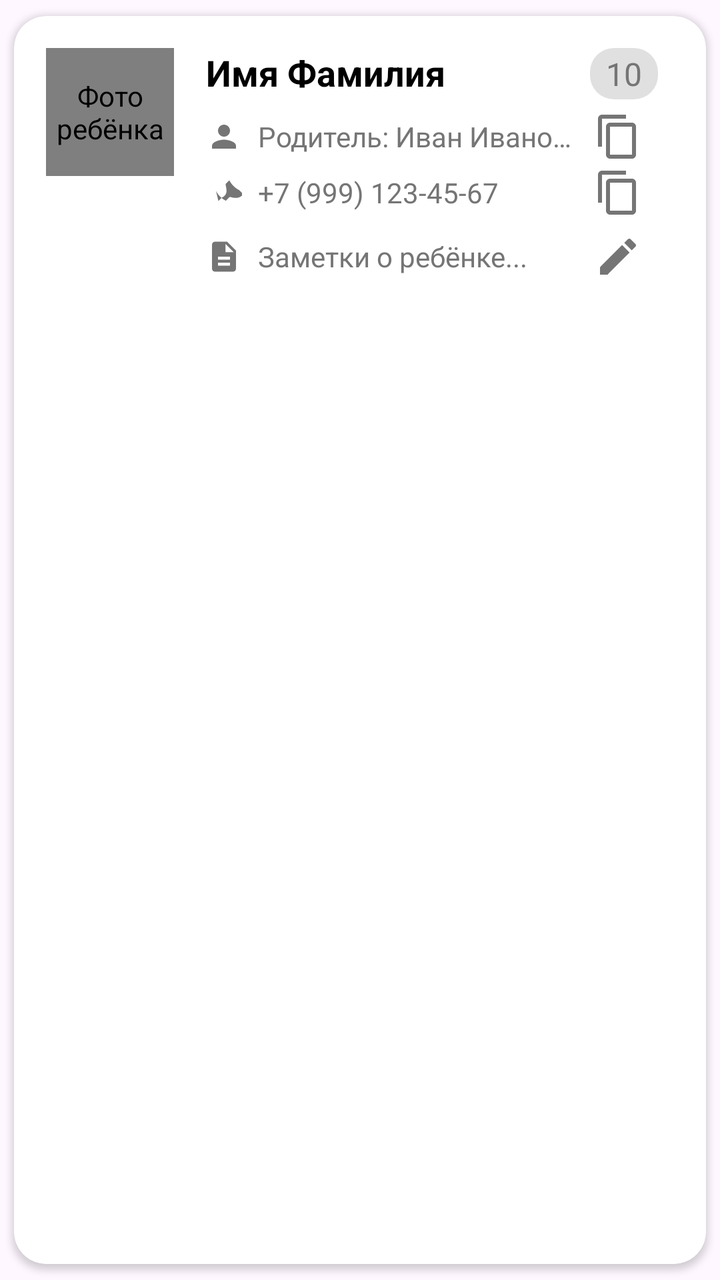
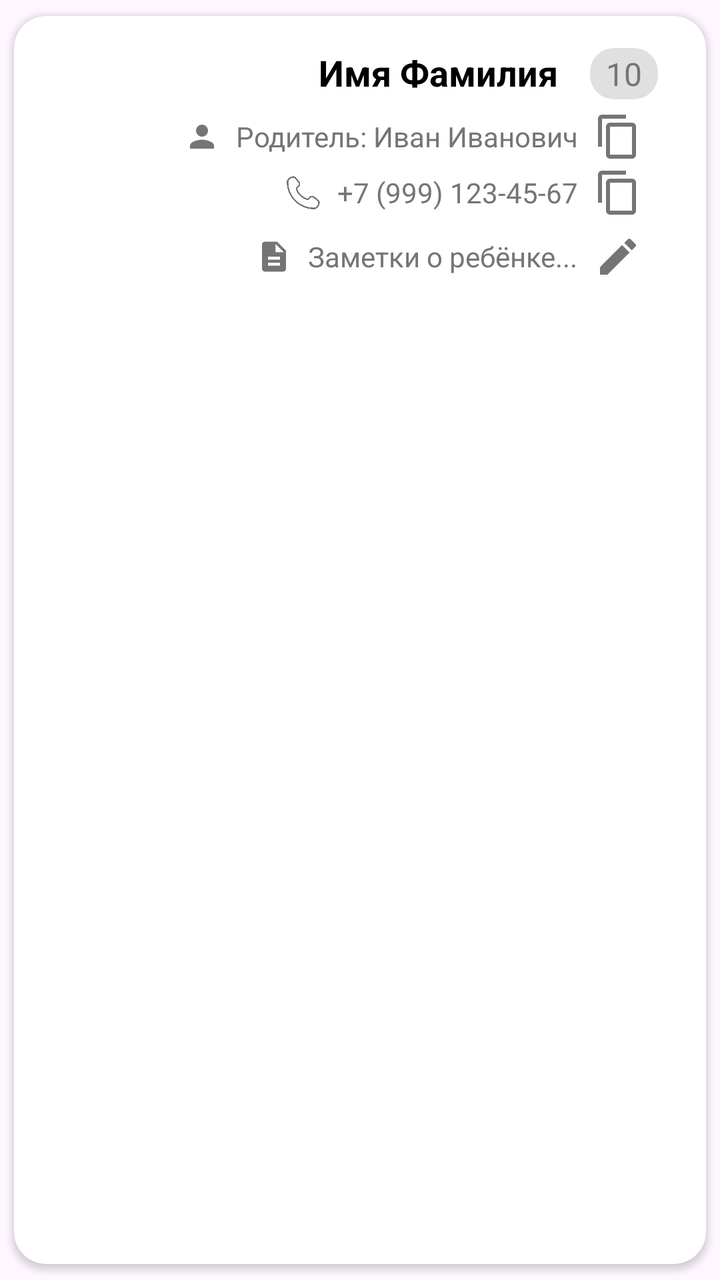

An Android layout rendered at two revisions. The XML below is the earlier revision; the diff shows what the commit changed to produce the second picture.
<!-- AndroidManifest.xml: application theme Theme.CAMPUS -->
<!-- res/layout/item_child_card.xml -->
<?xml version="1.0" encoding="utf-8"?>
<androidx.cardview.widget.CardView
    xmlns:android="http://schemas.android.com/apk/res/android"
    xmlns:app="http://schemas.android.com/apk/res-auto"
    android:layout_width="match_parent"
    android:layout_height="wrap_content"
    android:layout_marginBottom="12dp"
    app:cardCornerRadius="16dp"
    app:cardElevation="2dp"
    app:cardUseCompatPadding="true">

    <androidx.constraintlayout.widget.ConstraintLayout
        android:layout_width="match_parent"
        android:layout_height="wrap_content"
        android:padding="16dp">

        
        <de.hdodenhof.circleimageview.CircleImageView
            android:id="@+id/iv_child_photo"
            android:layout_width="64dp"
            android:layout_height="64dp"
            android:src="@drawable/ic_child_placeholder"
            android:contentDescription="Фото ребёнка"
            app:layout_constraintTop_toTopOf="parent"
            app:layout_constraintStart_toStartOf="parent"/>

        
        <TextView
            android:id="@+id/tv_child_name"
            android:layout_width="0dp"
            android:layout_height="wrap_content"
            android:layout_marginStart="16dp"
            android:layout_marginEnd="16dp"
            android:text="Имя Фамилия"
            android:textSize="18sp"
            android:textStyle="bold"
            android:textColor="@android:color/black"
            android:ellipsize="end"
            android:maxLines="1"
            app:layout_constraintTop_toTopOf="parent"
            app:layout_constraintStart_toEndOf="@id/iv_child_photo"
            app:layout_constraintEnd_toStartOf="@id/tv_child_age"/>

        
        <TextView
            android:id="@+id/tv_child_age"
            android:layout_width="wrap_content"
            android:layout_height="wrap_content"
            android:layout_marginEnd="8dp"
            android:text="10"
            android:textSize="16sp"
            android:textColor="#757575"
            android:background="@drawable/bg_age_badge"
            android:paddingHorizontal="8dp"
            android:paddingVertical="2dp"
            android:gravity="center"
            app:layout_constraintTop_toTopOf="parent"
            app:layout_constraintEnd_toEndOf="parent"/>

        
        <LinearLayout
            android:id="@+id/ll_parent_name"
            android:layout_width="0dp"
            android:layout_height="wrap_content"
            android:layout_marginTop="8dp"
            android:layout_marginStart="16dp"
            android:layout_marginEnd="16dp"
            android:orientation="horizontal"
            android:gravity="center_vertical"
            app:layout_constraintTop_toBottomOf="@id/tv_child_name"
            app:layout_constraintStart_toEndOf="@id/iv_child_photo"
            app:layout_constraintEnd_toEndOf="parent">

            <ImageView
                android:layout_width="18dp"
                android:layout_height="18dp"
                android:src="@drawable/ic_person_placeholder"
                app:tint="#757575"
                android:contentDescription=""/>

            <TextView
                android:id="@+id/tv_parent_name"
                android:layout_width="0dp"
                android:layout_height="wrap_content"
                android:layout_weight="1"
                android:layout_marginStart="8dp"
                android:text="Родитель: Иван Иванович"
                android:textSize="14sp"
                android:textColor="#757575"
                android:ellipsize="end"
                android:maxLines="1"/>

            <ImageView
                android:id="@+id/iv_copy_parent_name"
                android:layout_width="24dp"
                android:layout_height="24dp"
                android:layout_marginStart="8dp"
                android:src="@drawable/ic_copy"
                app:tint="#757575"
                android:contentDescription="Скопировать имя родителя"/>

        </LinearLayout>

        
        <LinearLayout
            android:id="@+id/ll_parent_phone"
            android:layout_width="0dp"
            android:layout_height="wrap_content"
            android:layout_marginTop="4dp"
            android:layout_marginStart="16dp"
            android:layout_marginEnd="16dp"
            android:orientation="horizontal"
            android:gravity="center_vertical"
            app:layout_constraintTop_toBottomOf="@id/ll_parent_name"
            app:layout_constraintStart_toEndOf="@id/iv_child_photo"
            app:layout_constraintEnd_toEndOf="parent">

            <ImageView
                android:layout_width="18dp"
                android:layout_height="18dp"
                android:src="@drawable/ic_phone"
                app:tint="#757575"
                android:contentDescription=""/>

            <TextView
                android:id="@+id/tv_parent_phone"
                android:layout_width="0dp"
                android:layout_height="wrap_content"
                android:layout_weight="1"
                android:layout_marginStart="8dp"
                android:text="+7 (999) 123-45-67"
                android:textSize="14sp"
                android:textColor="#757575"
                android:ellipsize="end"
                android:maxLines="1"/>

            <ImageView
                android:id="@+id/iv_copy_parent_phone"
                android:layout_width="24dp"
                android:layout_height="24dp"
                android:layout_marginStart="8dp"
                android:src="@drawable/ic_copy"
                app:tint="#757575"
                android:contentDescription="Скопировать телефон родителя"/>

        </LinearLayout>

        
        <com.google.android.material.chip.ChipGroup
            android:id="@+id/cg_tags"
            android:layout_width="0dp"
            android:layout_height="wrap_content"
            android:layout_marginTop="8dp"
            android:layout_marginStart="16dp"
            android:layout_marginEnd="16dp"
            android:visibility="gone"
            app:singleLine="false"
            app:layout_constraintTop_toBottomOf="@id/ll_parent_phone"
            app:layout_constraintStart_toEndOf="@id/iv_child_photo"
            app:layout_constraintEnd_toEndOf="parent"/>

        
        <LinearLayout
            android:id="@+id/ll_notes"
            android:layout_width="0dp"
            android:layout_height="wrap_content"
            android:layout_marginTop="8dp"
            android:layout_marginStart="16dp"
            android:layout_marginEnd="16dp"
            android:layout_marginBottom="8dp"
            android:orientation="horizontal"
            android:gravity="center_vertical"
            app:layout_constraintTop_toBottomOf="@id/cg_tags"
            app:layout_constraintStart_toEndOf="@id/iv_child_photo"
            app:layout_constraintEnd_toEndOf="parent"
            app:layout_constraintBottom_toBottomOf="parent">

            <ImageView
                android:layout_width="18dp"
                android:layout_height="18dp"
                android:src="@drawable/ic_notes"
                app:tint="#757575"
                android:contentDescription=""/>

            <TextView
                android:id="@+id/tv_notes"
                android:layout_width="0dp"
                android:layout_height="wrap_content"
                android:layout_weight="1"
                android:layout_marginStart="8dp"
                android:text="Заметки о ребёнке..."
                android:textSize="14sp"
                android:textColor="#757575"
                android:ellipsize="end"
                android:maxLines="2"/>

            <ImageView
                android:id="@+id/iv_edit_notes"
                android:layout_width="24dp"
                android:layout_height="24dp"
                android:layout_marginStart="8dp"
                android:src="@drawable/ic_edit"
                app:tint="#757575"
                android:contentDescription="Редактировать заметки"/>

        </LinearLayout>

    </androidx.constraintlayout.widget.ConstraintLayout>

</androidx.cardview.widget.CardView>
<!-- resources referenced by this layout -->
<resources>
  <!-- drawable bg_age_badge (drawable) -->
  <?xml version="1.0" encoding="utf-8"?>
  <shape xmlns:android="http://schemas.android.com/apk/res/android"
      android:shape="rectangle">
      <solid android:color="#E0E0E0"/>
      <corners android:radius="12dp"/>
      <padding
          android:left="8dp"
          android:top="2dp"
          android:right="8dp"
          android:bottom="2dp"/>
  </shape>
  <!-- drawable ic_child_placeholder (drawable) -->
  <?xml version="1.0" encoding="utf-8"?>
  <vector xmlns:android="http://schemas.android.com/apk/res/android"
      android:width="64dp"
      android:height="64dp"
      android:viewportWidth="24"
      android:viewportHeight="24"
      android:tint="#9E9E9E">
      <path
          android:fillColor="@android:color/white"
          android:pathData="M12,12c2.21,0 4,-1.79 4,-4s-1.79,-4 -4,-4 -4,1.79 -4,4 1.79,4 4,4zm0,2c-2.67,0 -8,1.34 -8,4v2h16v-2c0,-2.66 -5.33,-4 -8,-4z"/>
  </vector>
  <!-- drawable ic_copy (drawable) -->
  <?xml version="1.0" encoding="utf-8"?>
  <vector xmlns:android="http://schemas.android.com/apk/res/android"
      android:width="24dp"
      android:height="24dp"
      android:viewportWidth="24"
      android:viewportHeight="24"
      android:tint="#757575">
      <path
          android:fillColor="@android:color/white"
          android:pathData="M16,1H4c-1.1,0 -2,0.9 -2,2v14h2V3h12V1zm3,4H8c-1.1,0 -2,0.9 -2,2v14c0,1.1 0.9,2 2,2h11c1.1,0 2,-0.9 2,-2V7c0,-1.1 -0.9,-2 -2,-2zm0,16H8V7h11v14z"/>
  </vector>
  <!-- drawable ic_notes (drawable) -->
  <?xml version="1.0" encoding="utf-8"?>
  <vector xmlns:android="http://schemas.android.com/apk/res/android"
      android:width="24dp"
      android:height="24dp"
      android:viewportWidth="24"
      android:viewportHeight="24"
      android:tint="#757575">
      <path
          android:fillColor="@android:color/white"
          android:pathData="M14,2H6c-1.1,0 -1.99,0.9 -1.99,2L4,20c0,1.1 0.89,2 1.99,2H18c1.1,0 2,-0.9 2,-2V8l-6,-6zm2,16H8v-2h8v2zm0,-4H8v-2h8v2zm-3,-5V3.5L18.5,9H13z"/>
  </vector>
  <!-- drawable ic_person_placeholder (drawable) -->
  <?xml version="1.0" encoding="utf-8"?>
  <vector xmlns:android="http://schemas.android.com/apk/res/android"
      android:width="80dp"
      android:height="80dp"
      android:viewportWidth="24"
      android:viewportHeight="24"
      android:tint="#9E9E9E">
      <path
          android:fillColor="@android:color/white"
          android:pathData="M12,12c2.21,0 4,-1.79 4,-4s-1.79,-4 -4,-4 -4,1.79 -4,4 1.79,4 4,4zm0,2c-2.67,0 -8,1.34 -8,4v2h16v-2c0,-2.66 -5.33,-4 -8,-4z"/>
  </vector>
  <!-- drawable ic_phone (drawable) -->
  <?xml version="1.0" encoding="utf-8"?>
  <vector xmlns:android="http://schemas.android.com/apk/res/android"
      android:width="24dp"
      android:height="24dp"
      android:viewportWidth="24"
      android:viewportHeight="24"
      android:tint="#757575">
      <path
          android:fillColor="@android:color/white"
          android:pathData="M6.62,10.79c1.44,2.83 3.76,5.14 6.59,6.59l2.2,-2.2c0.27,-0.27 0.67,-0.36 1.02,-0.24 1.12,0.37 2.33,0.57 3.57,0.57 1.54,0 3.04,-0.62 4.1,-1.64 0.36,-0.35 0.45,-0.89 0.24,-1.35l-2.2,-2.2c-2.83,-1.44 -5.15,-3.75 -6.59,-6.59l-2.2,2.21c-0.28,0.27 -0.36,0.66 -0.25,1.02 0.38,1.26 0.58,2.55 0.58,3.91 0,2.06 -1.35,3.73 -3.21,4.44l-2.2,2.2z"/>
  </vector>
  <style name="Theme.CAMPUS" parent="Base.Theme.CAMPUS" />
  <style name="Base.Theme.CAMPUS" parent="Theme.Material3.Light.NoActionBar">
          <item name="colorSurface">#FFFFFF</item>        
          <item name="colorOnSurface">#000000</item>      
          <item name="colorOnSurfaceVariant">#333333</item> 
      </style>
  <!-- unchanged entries left out for length: 1 -->
</resources>

<!-- the commit's change to res/layout/item_child_card.xml (unified diff, before → after) -->
@@ -15,14 +15,14 @@
         android:padding="16dp">
 
         
-        <de.hdodenhof.circleimageview.CircleImageView
-            android:id="@+id/iv_child_photo"
-            android:layout_width="64dp"
-            android:layout_height="64dp"
-            android:src="@drawable/ic_child_placeholder"
-            android:contentDescription="Фото ребёнка"
-            app:layout_constraintTop_toTopOf="parent"
-            app:layout_constraintStart_toStartOf="parent"/>
+
+
+
+
+
+
+
+
 
         
         <TextView
@@ -38,7 +38,6 @@
             android:ellipsize="end"
             android:maxLines="1"
             app:layout_constraintTop_toTopOf="parent"
-            app:layout_constraintStart_toEndOf="@id/iv_child_photo"
             app:layout_constraintEnd_toStartOf="@id/tv_child_age"/>
 
         
@@ -68,7 +67,6 @@
             android:orientation="horizontal"
             android:gravity="center_vertical"
             app:layout_constraintTop_toBottomOf="@id/tv_child_name"
-            app:layout_constraintStart_toEndOf="@id/iv_child_photo"
             app:layout_constraintEnd_toEndOf="parent">
 
             <ImageView
@@ -112,13 +110,12 @@
             android:orientation="horizontal"
             android:gravity="center_vertical"
             app:layout_constraintTop_toBottomOf="@id/ll_parent_name"
-            app:layout_constraintStart_toEndOf="@id/iv_child_photo"
             app:layout_constraintEnd_toEndOf="parent">
 
             <ImageView
                 android:layout_width="18dp"
                 android:layout_height="18dp"
-                android:src="@drawable/ic_phone"
+                android:src="@drawable/telephone"
                 app:tint="#757575"
                 android:contentDescription=""/>
 
@@ -156,12 +153,12 @@
             android:visibility="gone"
             app:singleLine="false"
             app:layout_constraintTop_toBottomOf="@id/ll_parent_phone"
-            app:layout_constraintStart_toEndOf="@id/iv_child_photo"
             app:layout_constraintEnd_toEndOf="parent"/>
 
+
         
         <LinearLayout
-            android:id="@+id/ll_notes"
+            android:id="@+id/ll_child_notes"
             android:layout_width="0dp"
             android:layout_height="wrap_content"
             android:layout_marginTop="8dp"
@@ -171,7 +168,6 @@
             android:orientation="horizontal"
             android:gravity="center_vertical"
             app:layout_constraintTop_toBottomOf="@id/cg_tags"
-            app:layout_constraintStart_toEndOf="@id/iv_child_photo"
             app:layout_constraintEnd_toEndOf="parent"
             app:layout_constraintBottom_toBottomOf="parent">
 
<!-- resource entries referenced after the edit -->
@@ -12,18 +12,6 @@
           android:right="8dp"
           android:bottom="2dp"/>
   </shape>
-  <!-- drawable ic_child_placeholder (drawable) -->
-  <?xml version="1.0" encoding="utf-8"?>
-  <vector xmlns:android="http://schemas.android.com/apk/res/android"
-      android:width="64dp"
-      android:height="64dp"
-      android:viewportWidth="24"
-      android:viewportHeight="24"
-      android:tint="#9E9E9E">
-      <path
-          android:fillColor="@android:color/white"
-          android:pathData="M12,12c2.21,0 4,-1.79 4,-4s-1.79,-4 -4,-4 -4,1.79 -4,4 1.79,4 4,4zm0,2c-2.67,0 -8,1.34 -8,4v2h16v-2c0,-2.66 -5.33,-4 -8,-4z"/>
-  </vector>
   <!-- drawable ic_copy (drawable) -->
   <?xml version="1.0" encoding="utf-8"?>
   <vector xmlns:android="http://schemas.android.com/apk/res/android"
@@ -60,18 +48,7 @@
           android:fillColor="@android:color/white"
           android:pathData="M12,12c2.21,0 4,-1.79 4,-4s-1.79,-4 -4,-4 -4,1.79 -4,4 1.79,4 4,4zm0,2c-2.67,0 -8,1.34 -8,4v2h16v-2c0,-2.66 -5.33,-4 -8,-4z"/>
   </vector>
-  <!-- drawable ic_phone (drawable) -->
-  <?xml version="1.0" encoding="utf-8"?>
-  <vector xmlns:android="http://schemas.android.com/apk/res/android"
-      android:width="24dp"
-      android:height="24dp"
-      android:viewportWidth="24"
-      android:viewportHeight="24"
-      android:tint="#757575">
-      <path
-          android:fillColor="@android:color/white"
-          android:pathData="M6.62,10.79c1.44,2.83 3.76,5.14 6.59,6.59l2.2,-2.2c0.27,-0.27 0.67,-0.36 1.02,-0.24 1.12,0.37 2.33,0.57 3.57,0.57 1.54,0 3.04,-0.62 4.1,-1.64 0.36,-0.35 0.45,-0.89 0.24,-1.35l-2.2,-2.2c-2.83,-1.44 -5.15,-3.75 -6.59,-6.59l-2.2,2.21c-0.28,0.27 -0.36,0.66 -0.25,1.02 0.38,1.26 0.58,2.55 0.58,3.91 0,2.06 -1.35,3.73 -3.21,4.44l-2.2,2.2z"/>
-  </vector>
+  <!-- drawable telephone: png bitmap (drawable, 13865 bytes) -->
   <style name="Theme.CAMPUS" parent="Base.Theme.CAMPUS" />
   <style name="Base.Theme.CAMPUS" parent="Theme.Material3.Light.NoActionBar">
           <item name="colorSurface">#FFFFFF</item>        
